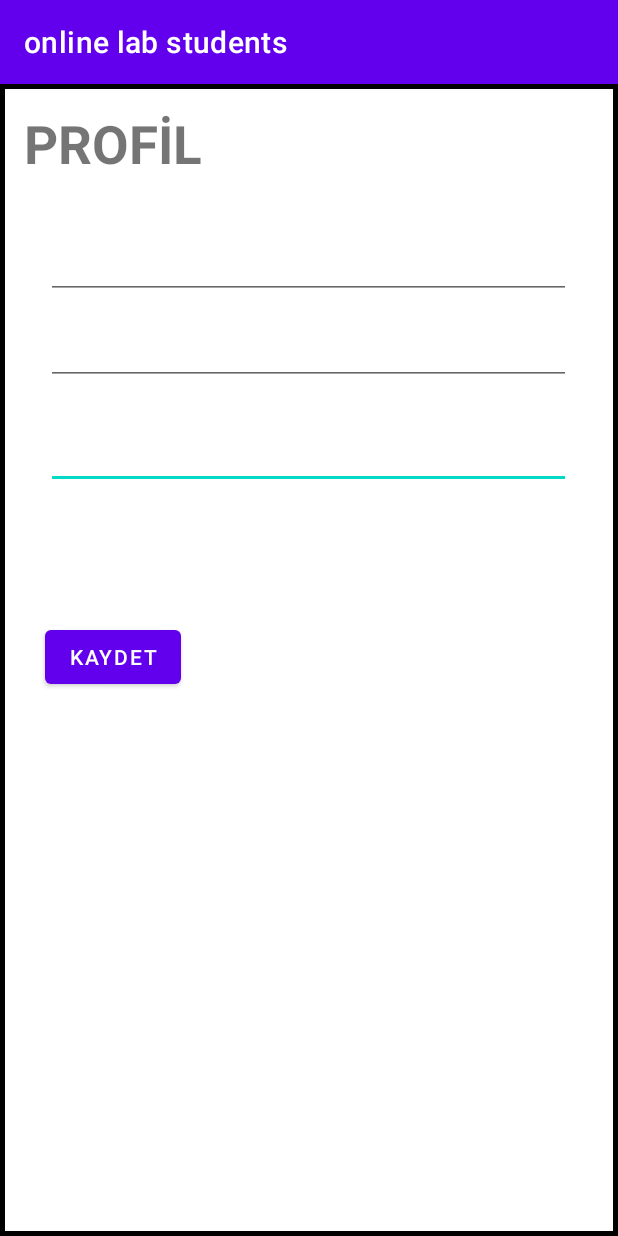
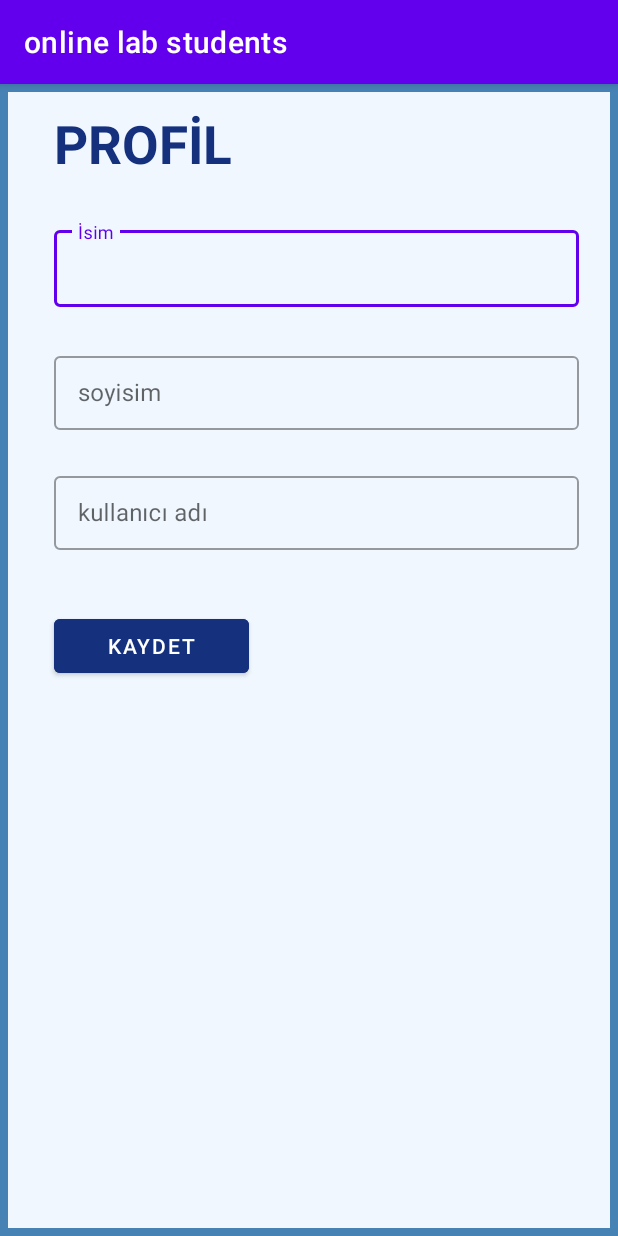
Before and after one commit to edasinar/bitirme_projesi, an Android app: the fragment ProfilFragment shown on its own in the app's theme, on a phone screen of 412 x 824 dp. Run offline under Robolectric (Android 15) with nearby library versions, the phone set to English and light mode, and no system bars; our stand-ins replace Firebase (no records; nobody signed in at launch, a user with empty details on screens opened directly).

Commit message:
renk değişikliği

```diff
--- a/app/src/main/res/drawable/custom_spinner.xml
+++ b/app/src/main/res/drawable/custom_spinner.xml
@@ -4,7 +4,7 @@
         <layer-list>
             <item>
                 <shape android:shape="rectangle">
-                    <solid android:color="#F3B44D"/>
+                    <solid android:color="#82BEFA"/>
                     <corners android:radius="10dp"/>
                     <padding android:right="10dp"/>
                 </shape>
--- a/app/src/main/res/drawable/fragment_background.xml
+++ b/app/src/main/res/drawable/fragment_background.xml
@@ -1,5 +1,6 @@
 <?xml version="1.0" encoding="utf-8"?>
 <shape xmlns:android="http://schemas.android.com/apk/res/android">
     <size android:height="500dp" android:width="410dp"/>
-    <stroke android:width="3dp" android:color="#000000"/>
+    <solid android:color="#F0F7FF"/>
+    <stroke android:width="5dp" android:color="#4682B4"/>
 </shape>
--- a/app/src/main/res/drawable/round_account_circle.xml
+++ b/app/src/main/res/drawable/round_account_circle.xml
@@ -1,4 +1,4 @@
-<vector android:height="24dp" android:tint="@color/eda123"
+<vector android:height="24dp" android:tint="@color/card_background"
     android:viewportHeight="24" android:viewportWidth="24"
     android:width="24dp" xmlns:android="http://schemas.android.com/apk/res/android">
     <path android:fillColor="@android:color/white" android:pathData="M12,2C6.48,2 2,6.48 2,12s4.48,10 10,10s10,-4.48 10,-10S17.52,2 12,2zM12,6c1.93,0 3.5,1.57 3.5,3.5S13.93,13 12,13s-3.5,-1.57 -3.5,-3.5S10.07,6 12,6zM12,20c-2.03,0 -4.43,-0.82 -6.14,-2.88C7.55,15.8 9.68,15 12,15s4.45,0.8 6.14,2.12C16.43,19.18 14.03,20 12,20z"/>
--- a/app/src/main/res/drawable/round_email.xml
+++ b/app/src/main/res/drawable/round_email.xml
@@ -1,4 +1,4 @@
-<vector android:height="24dp" android:tint="@color/eda123"
+<vector android:height="24dp" android:tint="@color/card_background"
     android:viewportHeight="24" android:viewportWidth="24"
     android:width="24dp" xmlns:android="http://schemas.android.com/apk/res/android">
     <path android:fillColor="@android:color/white" android:pathData="M20,4L4,4c-1.1,0 -1.99,0.9 -1.99,2L2,18c0,1.1 0.9,2 2,2h16c1.1,0 2,-0.9 2,-2L22,6c0,-1.1 -0.9,-2 -2,-2zM19.6,8.25l-7.07,4.42c-0.32,0.2 -0.74,0.2 -1.06,0L4.4,8.25c-0.25,-0.16 -0.4,-0.43 -0.4,-0.72 0,-0.67 0.73,-1.07 1.3,-0.72L12,11l6.7,-4.19c0.57,-0.35 1.3,0.05 1.3,0.72 0,0.29 -0.15,0.56 -0.4,0.72z"/>
--- a/app/src/main/res/drawable/round_lock.xml
+++ b/app/src/main/res/drawable/round_lock.xml
@@ -1,4 +1,4 @@
-<vector android:height="24dp" android:tint="@color/eda123"
+<vector android:height="24dp" android:tint="@color/card_background"
     android:viewportHeight="24" android:viewportWidth="24"
     android:width="24dp" xmlns:android="http://schemas.android.com/apk/res/android">
     <path android:fillColor="@android:color/white" android:pathData="M18,8h-1L17,6c0,-2.76 -2.24,-5 -5,-5S7,3.24 7,6v2L6,8c-1.1,0 -2,0.9 -2,2v10c0,1.1 0.9,2 2,2h12c1.1,0 2,-0.9 2,-2L20,10c0,-1.1 -0.9,-2 -2,-2zM12,17c-1.1,0 -2,-0.9 -2,-2s0.9,-2 2,-2 2,0.9 2,2 -0.9,2 -2,2zM9,8L9,6c0,-1.66 1.34,-3 3,-3s3,1.34 3,3v2L9,8z"/>
--- a/app/src/main/res/layout/activity_one_message.xml
+++ b/app/src/main/res/layout/activity_one_message.xml
@@ -28,7 +28,7 @@
                 android:layout_marginStart="16dp"
                 android:layout_marginTop="28dp"
                 android:text="SORU BAŞLIĞI"
-                android:textColor="@color/eda123"
+                android:textColor="@color/text_label"
                 android:textSize="30dp"
                 app:layout_constraintStart_toStartOf="parent"
                 app:layout_constraintTop_toTopOf="parent" />
@@ -39,6 +39,7 @@
                 android:text="SORU:"
                 android:textSize="25dp"
                 android:layout_marginTop="20dp"
+                android:textColor="@color/black"
                 android:layout_marginStart="16dp"
                 app:layout_constraintEnd_toEndOf="parent"
                 app:layout_constraintStart_toStartOf="parent"
@@ -68,6 +69,7 @@
                 android:text="CEVAP:"
                 android:textSize="25dp"
                 android:layout_marginStart="16dp"
+                android:textColor="@color/black"
                 app:layout_constraintEnd_toEndOf="parent"
                 app:layout_constraintStart_toStartOf="parent"
                 app:layout_constraintTop_toTopOf="parent"/>
--- a/app/src/main/res/layout/card_layout.xml
+++ b/app/src/main/res/layout/card_layout.xml
@@ -3,7 +3,7 @@
     xmlns:android="http://schemas.android.com/apk/res/android"
     xmlns:app="http://schemas.android.com/apk/res-auto"
     android:layout_width="match_parent"
-    android:layout_height="120dp"
+    android:layout_height="125dp"
     android:layout_gravity="center"
     android:layout_margin="5dp"
     app:cardCornerRadius="5dp"
@@ -13,7 +13,7 @@
     <LinearLayout
         android:layout_width="match_parent"
         android:layout_height="wrap_content"
-        android:background="#AAE3B393"
+        android:background="@color/card_background"
         android:orientation="vertical">
 
         <ImageView
@@ -28,6 +28,8 @@
             android:layout_width="match_parent"
             android:layout_height="wrap_content"
             android:text="online lab"
+            android:textSize="20dp"
+            android:textColor="@color/black"
             android:textAlignment="center" />
 
     </LinearLayout>
--- a/app/src/main/res/layout/fragment_profil.xml
+++ b/app/src/main/res/layout/fragment_profil.xml
@@ -7,67 +7,111 @@
     android:background="@drawable/fragment_background"
     tools:context=".ProfilFragment">
 
+
     <TextView
         android:id="@+id/profileLabelTextView"
         android:layout_width="wrap_content"
         android:layout_height="wrap_content"
-        android:layout_marginStart="16dp"
+        android:layout_marginStart="36dp"
         android:layout_marginTop="16dp"
         android:text="PROFİL"
+        android:textColor="@color/text_label"
         android:textSize="35sp"
         android:textStyle="bold"
         app:layout_constraintStart_toStartOf="parent"
         app:layout_constraintTop_toTopOf="parent" />
 
+    <com.google.android.material.textfield.TextInputLayout
+        android:id="@+id/nameInputLayout"
+        style="@style/Widget.MaterialComponents.TextInputLayout.OutlinedBox"
+        android:layout_width="350dp"
+        android:layout_height="wrap_content"
+        android:layout_marginStart="36dp"
+        android:layout_marginTop="92dp"
+        app:endIconMode="clear_text"
+        app:layout_constraintStart_toStartOf="parent"
+        app:layout_constraintTop_toTopOf="parent">
 
-    <EditText
-        android:id="@+id/usernameEditText"
+        <EditText
+            android:id="@+id/nameEditText"
+            android:layout_width="350dp"
+            android:layout_height="51dp"
+            android:layout_marginTop="92dp"
+            android:ems="10"
+            android:hint="İsim"
+            android:inputType="textPersonName"
+            app:layout_constraintEnd_toEndOf="parent"
+            app:layout_constraintHorizontal_bias="0.491"
+            app:layout_constraintStart_toStartOf="parent"
+            app:layout_constraintTop_toTopOf="parent"
+            tools:ignore="SpeakableTextPresentCheck" />
+
+    </com.google.android.material.textfield.TextInputLayout>
+
+
+    <com.google.android.material.textfield.TextInputLayout
+        android:id="@+id/surnameInputLayout"
+        style="@style/Widget.MaterialComponents.TextInputLayout.OutlinedBox"
         android:layout_width="350dp"
-        android:layout_height="49dp"
-        android:layout_marginTop="20dp"
-        android:ems="10"
-        android:hint="kullanıcı adı"
-        android:inputType="textPersonName"
-        app:layout_constraintEnd_toEndOf="parent"
-        app:layout_constraintHorizontal_bias="0.491"
+        android:layout_height="wrap_content"
+        android:layout_marginStart="36dp"
+        android:layout_marginTop="176dp"
+        app:endIconMode="clear_text"
         app:layout_constraintStart_toStartOf="parent"
-        app:layout_constraintTop_toBottomOf="@+id/lastNameEditText" />
+        app:layout_constraintTop_toTopOf="parent">
 
-    <EditText
-        android:id="@+id/nameEditText"
+        <EditText
+            android:id="@+id/lastNameEditText"
+            android:layout_width="350dp"
+            android:layout_height="49dp"
+            android:layout_marginTop="8dp"
+            android:ems="10"
+            android:hint="soyisim"
+            android:inputType="textPersonName"
+            app:layout_constraintEnd_toEndOf="parent"
+            app:layout_constraintHorizontal_bias="0.491"
+            app:layout_constraintStart_toStartOf="parent"
+            app:layout_constraintTop_toBottomOf="@+id/nameInputLayout"
+            tools:ignore="SpeakableTextPresentCheck" />
+
+    </com.google.android.material.textfield.TextInputLayout>
+
+    <com.google.android.material.textfield.TextInputLayout
+        android:id="@+id/usernameInputLayout"
+        style="@style/Widget.MaterialComponents.TextInputLayout.OutlinedBox"
         android:layout_width="350dp"
-        android:layout_height="51dp"
-        android:layout_marginTop="92dp"
-        android:ems="10"
-        android:hint="isim"
-        android:inputType="textPersonName"
-        app:layout_constraintEnd_toEndOf="parent"
-        app:layout_constraintHorizontal_bias="0.491"
+        android:layout_height="wrap_content"
+        android:layout_marginStart="36dp"
+        android:layout_marginTop="256dp"
+        app:endIconMode="clear_text"
         app:layout_constraintStart_toStartOf="parent"
-        app:layout_constraintTop_toTopOf="parent" />
+        app:layout_constraintTop_toTopOf="parent">
 
-    <EditText
-        android:id="@+id/lastNameEditText"
-        android:layout_width="350dp"
-        android:layout_height="49dp"
-        android:layout_marginTop="8dp"
-        android:ems="10"
-        android:hint="soyisim"
-        android:inputType="textPersonName"
-        app:layout_constraintEnd_toEndOf="parent"
-        app:layout_constraintHorizontal_bias="0.491"
-        app:layout_constraintStart_toStartOf="parent"
-        app:layout_constraintTop_toBottomOf="@+id/nameEditText" />
+        <EditText
+            android:id="@+id/usernameEditText"
+            android:layout_width="350dp"
+            android:layout_height="49dp"
+            android:layout_marginTop="20dp"
+            android:ems="10"
+            android:hint="kullanıcı adı"
+            android:inputType="textPersonName"
+            app:layout_constraintEnd_toEndOf="parent"
+            app:layout_constraintHorizontal_bias="0.491"
+            app:layout_constraintStart_toStartOf="parent"
+            app:layout_constraintTop_toBottomOf="@+id/surnameInputLayout"
+            tools:ignore="SpeakableTextPresentCheck" />
+    </com.google.android.material.textfield.TextInputLayout>
 
     <Button
         android:id="@+id/button"
-        android:layout_width="wrap_content"
+        android:layout_width="130dp"
         android:layout_height="wrap_content"
-        android:layout_marginTop="88dp"
+        android:layout_marginTop="40dp"
+        android:backgroundTint="@color/button_color"
         android:text="Kaydet"
         app:layout_constraintEnd_toEndOf="parent"
-        app:layout_constraintHorizontal_bias="0.094"
+        app:layout_constraintHorizontal_bias="0.128"
         app:layout_constraintStart_toStartOf="parent"
-        app:layout_constraintTop_toBottomOf="@+id/usernameEditText" />
+        app:layout_constraintTop_toBottomOf="@+id/usernameInputLayout" />
 
 </androidx.constraintlayout.widget.ConstraintLayout>
--- a/app/src/main/res/values/colors.xml
+++ b/app/src/main/res/values/colors.xml
@@ -9,5 +9,8 @@
     <color name="white">#FFFFFFFF</color>
 
     <color name="eda123">#EDA123</color>
-    <color name="activity_background">#9FEEDDAA</color>
+    <color name="activity_background">#F0F7FF</color>
+    <color name="button_color">#15317E</color>
+    <color name="text_label">#15317E</color>
+    <color name="card_background">#82BEFA</color>
 </resources>
```
Also changed, not shown: app/src/main/res/layout/activity_ask_question.xml (+4 -4 lines), app/src/main/res/layout/activity_login.xml (+5 -5 lines), app/src/main/res/layout/activity_profile.xml (+47 -7 lines), app/src/main/res/layout/activity_register.xml (+4 -4 lines), app/src/main/res/layout/activity_settings.xml (+10 -8 lines), app/src/main/res/layout/fragment_photo.xml (+5 -2 lines).
